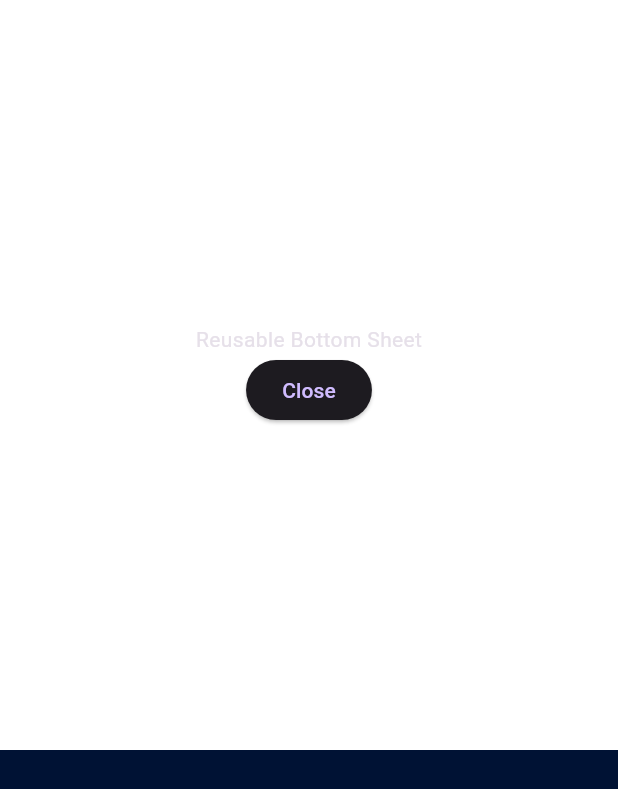
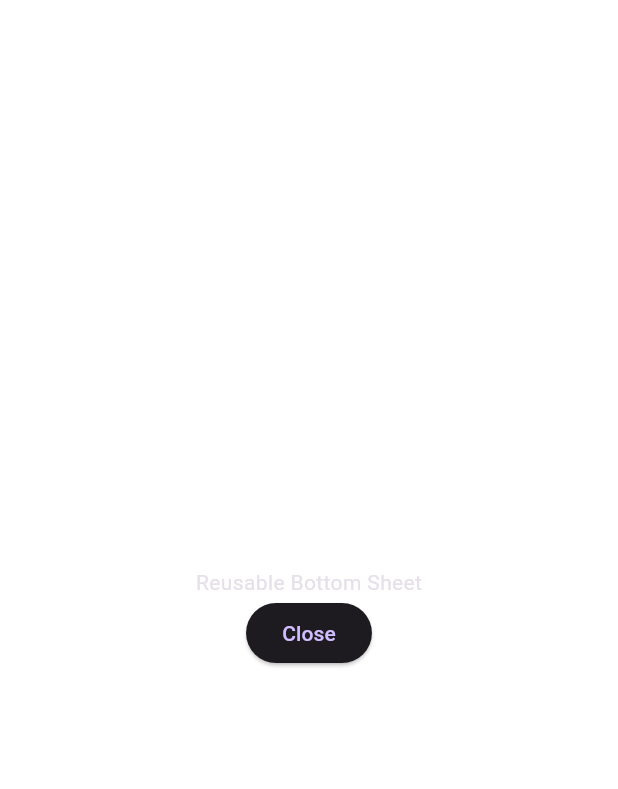
Before and after one commit to SMARTGSTECH/SMARTGAME-MOBILE, a Flutter app: the ReusableBottomModal widget shown alone on an empty page, opened directly, on a phone screen of 412 x 824 dp. Shown: the top 789 px of the screen. Run offline on Flutter 3.47's test engine with Material 3 defaults, Android fonts, the phone set to English and light mode, and no system bars; our stand-ins replace another_flushbar, avatar_glow, carousel_slider, contained_tab_bar_view, curved_navigation_bar, dio and 11 more; missing offline and left inert: darttonconnect, particle_base, particle_connect, solana_wallet_adapter; network calls fail; Roboto replaces fonts that are missing (Poppins).

Commit message:
saved refactored changs

```diff
--- a/lib/main_screen/mobile.dart
+++ b/lib/main_screen/mobile.dart
@@ -49,14 +49,12 @@ class _MainScreenMobileState extends State<MainScreenMobile> {
                 Icons.account_balance_wallet_rounded,
                 color: ColorConfig.iconColor,
               ).paddingRight(23.w).onTap(() {
-                void showReusableModalBottomSheet(BuildContext context) {
                 showModalBottomSheet(
                   context: context,
                   builder: (BuildContext context) {
                     return ReusableBottomModal();
                   },
                 );
-                }
 
                 // showDialog(
                 //   context: context,
--- a/lib/widget/bottomModal.dart
+++ b/lib/widget/bottomModal.dart
@@ -1,19 +1,13 @@
 import 'package:flutter/material.dart';
-
-void showReusableModalBottomSheet(BuildContext context) {
-  showModalBottomSheet(
-    context: context,
-    builder: (BuildContext context) {
-      return ReusableBottomModal();
-    },
-  );
-}
+import 'package:provider/provider.dart';
 
 class ReusableBottomModal extends StatelessWidget {
   @override
   Widget build(BuildContext context) {
+    return Consumer(
+      builder: (BuildContext context, value, Widget? child) {
         return Container(
-      height: 500,
+          height: 900,
           color: Colors.white,
           child: Center(
             child: Column(
@@ -30,5 +24,7 @@ class ReusableBottomModal extends StatelessWidget {
             ),
           ),
         );
+      },
+    );
   }
 }
```
Lines whose indentation alone changed are shown as unchanged.
